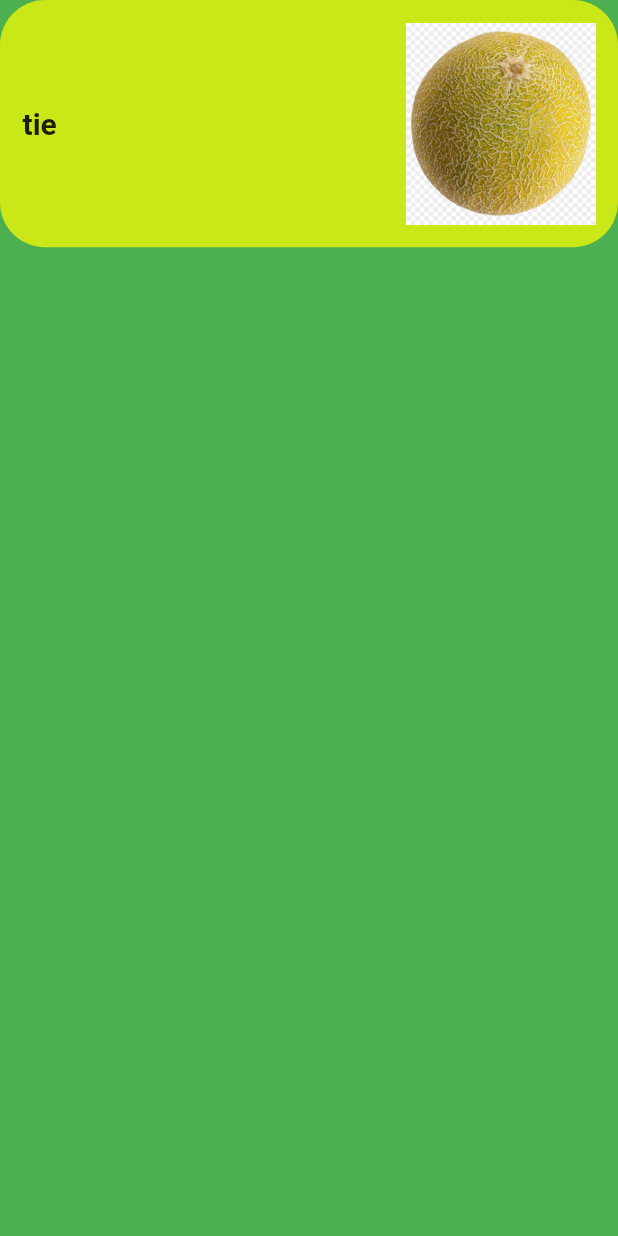
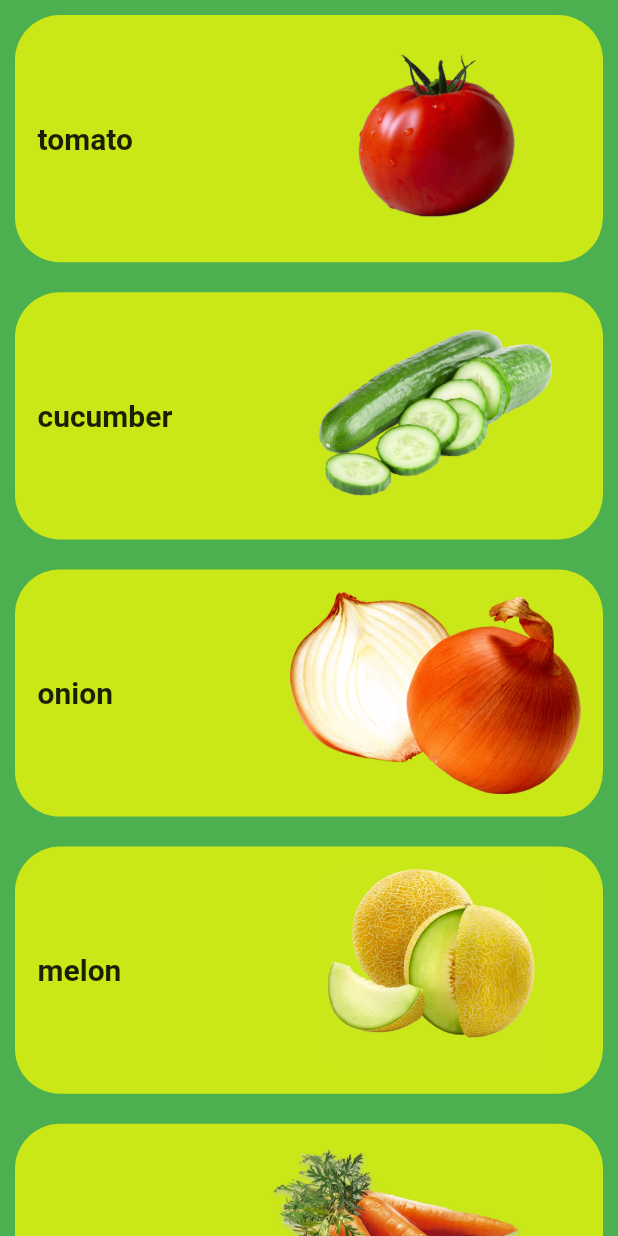
Before and after one commit to Fred0399/agrorammers, a Flutter app: the CatalogPage screen opened by its route, on a phone screen of 412 x 824 dp. Run offline on Flutter 3.47's test engine with Material 2 defaults, Android fonts, the phone set to English and light mode, and no system bars; our stand-ins replace google_sign_in, rxdart.

Commit message:
catalog data, transparent pictures

```diff
--- a/lib/catalog_item.dart
+++ b/lib/catalog_item.dart
@@ -1,14 +1,19 @@
 import 'package:flutter/material.dart';
 
 class CatalogItem extends StatelessWidget {
-  final String title;
-  final String imagePath;
+  String title;
+  String imagePath;
 
-  CatalogItem(this.title, this.imagePath);
+  CatalogItem(title) {
+    this.title = title;
+    this.imagePath = 'assets/catalog_items/' + title + '.png';
+  }
 
   @override
   Widget build(BuildContext context) {
-    return InkWell(
+    return Padding(
+      padding: const EdgeInsets.all(10),
+      child: InkWell(
         onTap: () {},
         splashColor: Colors.red,
         borderRadius: BorderRadius.all(
@@ -45,6 +50,7 @@ class CatalogItem extends StatelessWidget {
             ),
           ),
         ),
+      ),
     );
   }
 }
--- /dev/null
+++ b/lib/others/catalog_data.dart
@@ -0,0 +1,23 @@
+final catalogPlants = [
+  'tomato',
+  'cucumber',
+  'onion',
+  'melon',
+  'carrot',
+  'garlic',
+];
+
+final catalogPlantdiseases = {
+  'tomato': ['Yalançı unlu şeh xəstəliyi'],
+  'cucumber': [],
+  'onion': [],
+  'melon': [],
+  'carrot': [],
+  'garlic': [],
+};
+
+final diseasesInformation = {
+  'Yalançı unlu şeh xəstəliyi': {
+    'text': 'some text',
+  },
+};
--- /dev/null
+++ b/lib/screens/catalog_information_page.dart
@@ -0,0 +1,13 @@
+import 'package:flutter/material.dart';
+
+class CatalogInformationPage extends StatelessWidget {
+  @override
+  Widget build(BuildContext context) {
+    return Scaffold(
+      backgroundColor: Colors.green,
+      body: ListView(
+          //children: dummy.map((title) => CatalogItem(title)).toList(),
+          ),
+    );
+  }
+}
--- a/lib/screens/catalog_page.dart
+++ b/lib/screens/catalog_page.dart
@@ -1,4 +1,5 @@
 import 'package:agrorammers/catalog_item.dart';
+import 'package:agrorammers/others/catalog_data.dart';
 import 'package:flutter/material.dart';
 
 class CatalogPage extends StatelessWidget {
@@ -8,9 +9,7 @@ class CatalogPage extends StatelessWidget {
     return Scaffold(
       backgroundColor: Colors.green,
       body: ListView(
-        children: <Widget>[
-          CatalogItem('tie', 'assets/catalog_items/melon.png')
-        ],
+        children: catalogPlants.map((title) => CatalogItem(title)).toList(),
       ),
     );
   }
--- a/pubspec.yaml
+++ b/pubspec.yaml
@@ -52,8 +52,8 @@ flutter:
   # To add assets to your application, add an assets section, like this:
   assets:
    - assets/catalog_items/carrot.png
-  #  - assets/catalog_items/cucumber.png
-  #  - assets/catalog_items/garlic.png
+   - assets/catalog_items/cucumber.png
+   - assets/catalog_items/garlic.png
    - assets/catalog_items/melon.png
    - assets/catalog_items/onion.png
    - assets/catalog_items/tomato.png
```
Also changed, not shown: assets/catalog_items/carrot.png, assets/catalog_items/cucumber.jpg (deleted), assets/catalog_items/cucumber.png (added), assets/catalog_items/garlic.jpg (deleted), assets/catalog_items/garlic.png (added), assets/catalog_items/melon.png, assets/catalog_items/onion.png, assets/catalog_items/tomato.png, assets/ui_icons/add_user.png (added). Lines whose indentation alone changed are shown as unchanged.
